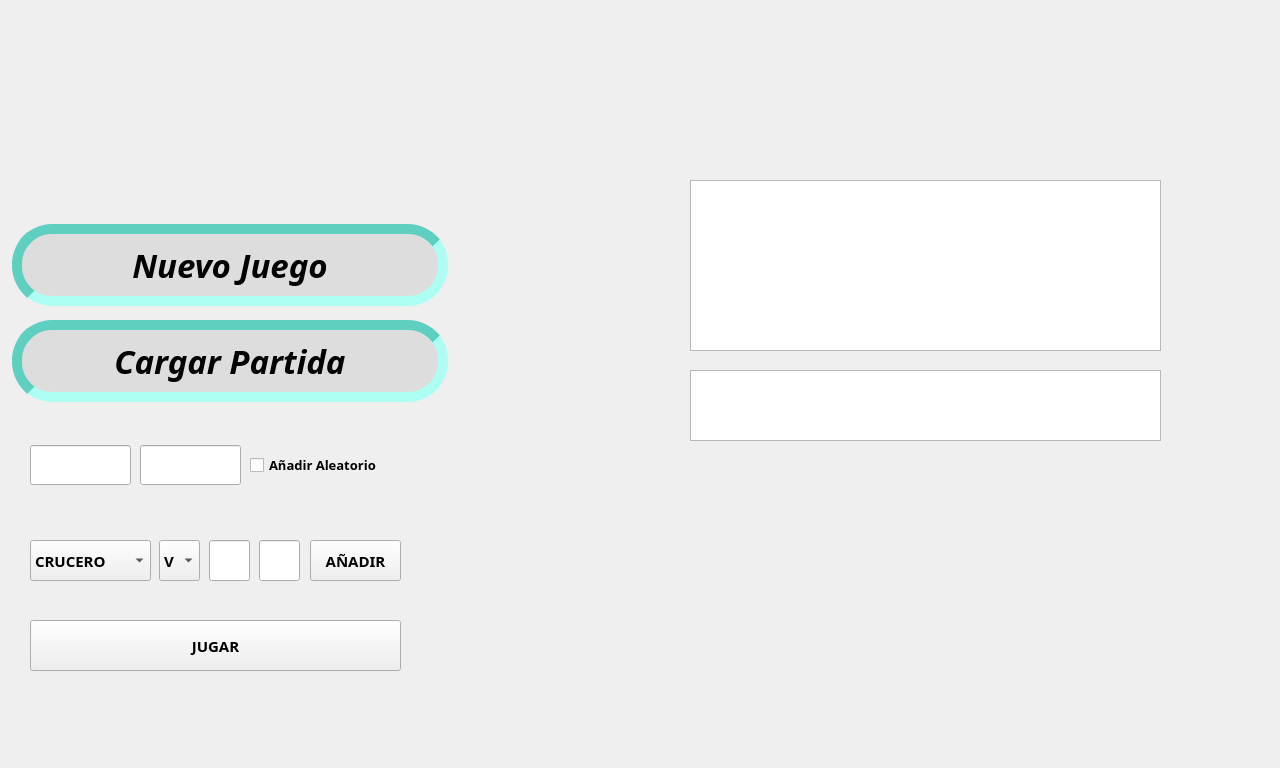
The window that TP3_BETA1/Ventana/mainwindow.ui (fnferrero97/tp3BatallaNaval) describes before a commit, drawn with Qt 5.
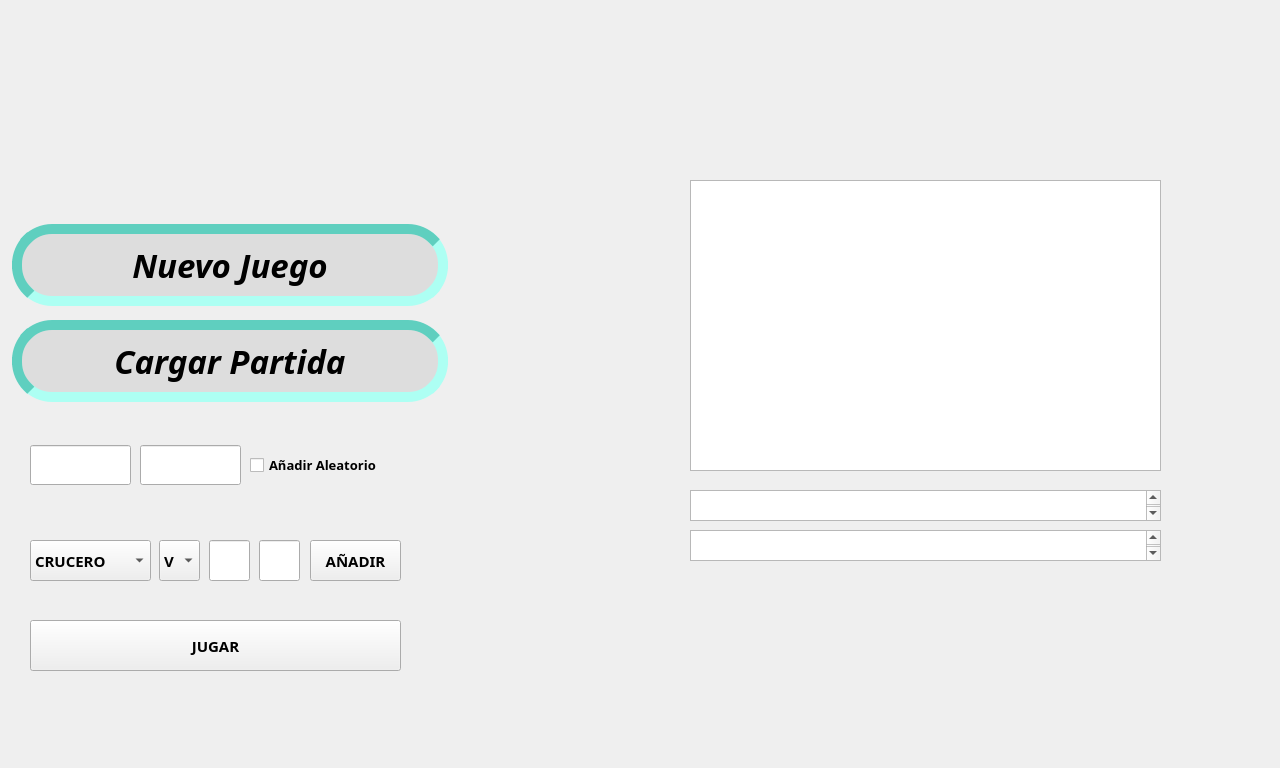
The same window after the commit. Icons and pictures are not drawn.

The edit to the form file:
```diff
--- a/TP3_BETA1/Ventana/mainwindow.ui
+++ b/TP3_BETA1/Ventana/mainwindow.ui
@@ -272,11 +272,22 @@
      <property name="geometry">
       <rect>
        <x>0</x>
-       <y>310</y>
+       <y>320</y>
        <width>661</width>
        <height>291</height>
       </rect>
      </property>
+     <widget class="QWidget" name="gridLayoutWidget_2">
+      <property name="geometry">
+       <rect>
+        <x>110</x>
+        <y>0</y>
+        <width>501</width>
+        <height>261</height>
+       </rect>
+      </property>
+      <layout class="QGridLayout" name="mapGLayout"/>
+     </widget>
     </widget>
     <widget class="QWidget" name="mapaAtaque" native="true">
      <property name="geometry">
@@ -293,7 +304,7 @@
         <x>110</x>
         <y>10</y>
         <width>501</width>
-        <height>261</height>
+        <height>241</height>
        </rect>
       </property>
       <layout class="QGridLayout" name="attackGLayout"/>
@@ -303,9 +314,9 @@
      <property name="geometry">
       <rect>
        <x>670</x>
-       <y>230</y>
+       <y>350</y>
        <width>471</width>
-       <height>71</height>
+       <height>31</height>
       </rect>
      </property>
     </widget>
@@ -315,7 +326,17 @@
        <x>670</x>
        <y>40</y>
        <width>471</width>
-       <height>171</height>
+       <height>291</height>
+      </rect>
+     </property>
+    </widget>
+    <widget class="QTextBrowser" name="listaAtaquesIA">
+     <property name="geometry">
+      <rect>
+       <x>670</x>
+       <y>390</y>
+       <width>471</width>
+       <height>31</height>
       </rect>
      </property>
     </widget>
@@ -510,17 +531,6 @@
      </layout>
     </widget>
    </widget>
-   <widget class="QWidget" name="gridLayoutWidget_2">
-    <property name="geometry">
-     <rect>
-      <x>810</x>
-      <y>510</y>
-      <width>441</width>
-      <height>261</height>
-     </rect>
-    </property>
-    <layout class="QGridLayout" name="mapGLayout"/>
-   </widget>
    <zorder>configJuego</zorder>
    <zorder>cargarPartida</zorder>
    <zorder>mapas</zorder>
```
Left out of the diff: 16 changed lines with no effect on the pictures.
